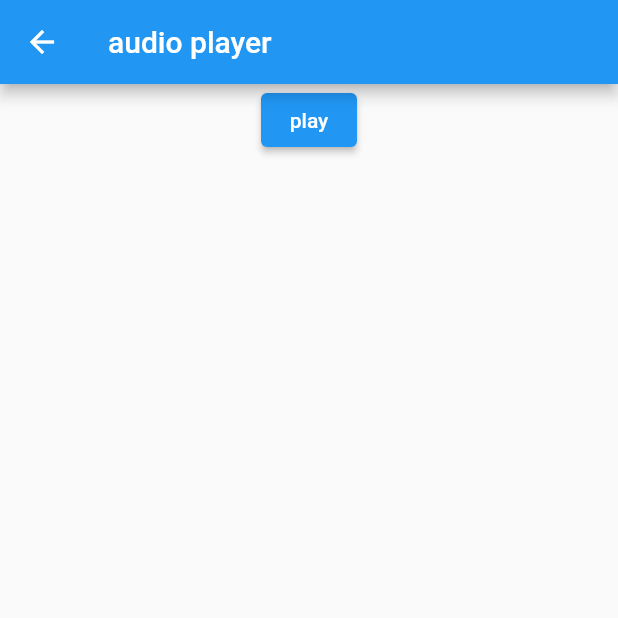
After one commit to zishabei/flutter_repository, a Flutter app: the screen it shows after launch, scrolled down 244 dp, after a tap on "audioplayers", on a phone screen of 412 x 824 dp, the top half of it. The commit adds this screen. Run offline on Flutter 3.47's test engine with Material 2 defaults, Android fonts, the phone set to English and light mode, and no system bars; our stand-ins replace audioplayers, camera, flutter_hooks, flutter_riverpod, hooks_riverpod, riverpod_annotation and 2 more; missing offline and left inert: wechat_assets_picker; generated files the repository leaves out were written again.

Commit message:
audioplayers

```diff
--- a/lib/main.dart
+++ b/lib/main.dart
@@ -19,6 +19,7 @@ import 'package:wechat_assets_picker/wechat_assets_picker.dart';
 
 import 'change_notifier.dart';
 import 'widget/camera/camera_example_home.dart';
+import 'widget/widget/audio_players_test.dart';
 import 'widget/widget/custom_material_button.dart';
 import 'widget/widget/textfield.dart';
 
@@ -170,6 +171,12 @@ class _MyHomePageState extends State<MyHomePage> {
                   },
                   child: const Text("Inherited Widget Sample"),
                 ),
+                ElevatedButton(
+                  onPressed: () async {
+                    Navigator.of(context).push(AudioPayersTest.route);
+                  },
+                  child: const Text("audioplayers"),
+                ),
               ],
             ),
           ),
--- /dev/null
+++ b/lib/widget/widget/audio_players_test.dart
@@ -0,0 +1,38 @@
+import 'package:flutter/material.dart';
+import 'package:audioplayers/audioplayers.dart';
+
+class AudioPayersTest extends StatefulWidget {
+  const AudioPayersTest({Key? key}) : super(key: key);
+
+  static Route get route {
+    return MaterialPageRoute(builder: (_) {
+      return const AudioPayersTest();
+    });
+  }
+
+  @override
+  State<AudioPayersTest> createState() => _AudioPayersTestState();
+}
+
+class _AudioPayersTestState extends State<AudioPayersTest> {
+  @override
+  Widget build(BuildContext context) {
+    return Scaffold(
+      appBar: AppBar(
+        title: const Text("audio player"),
+      ),
+      body: Center(
+        child: Column(
+          children: [
+            ElevatedButton(
+                onPressed: () async {
+                  final player = AudioPlayer();
+                  await player.play(AssetSource("touch.wav"));
+                },
+                child: const Text("play"))
+          ],
+        ),
+      ),
+    );
+  }
+}
--- a/pubspec.yaml
+++ b/pubspec.yaml
@@ -59,6 +59,7 @@ dev_dependencies:
   flutter_lints: ^2.0.0
   build_runner:
   riverpod_generator: ^1.1.1
+  audioplayers: ^3.0.0
 
 # For information on the generic Dart part of this file, see the
 # following page: https://dart.dev/tools/pub/pubspec
```
Also changed, not shown: pubspec.lock, 4 other files.
